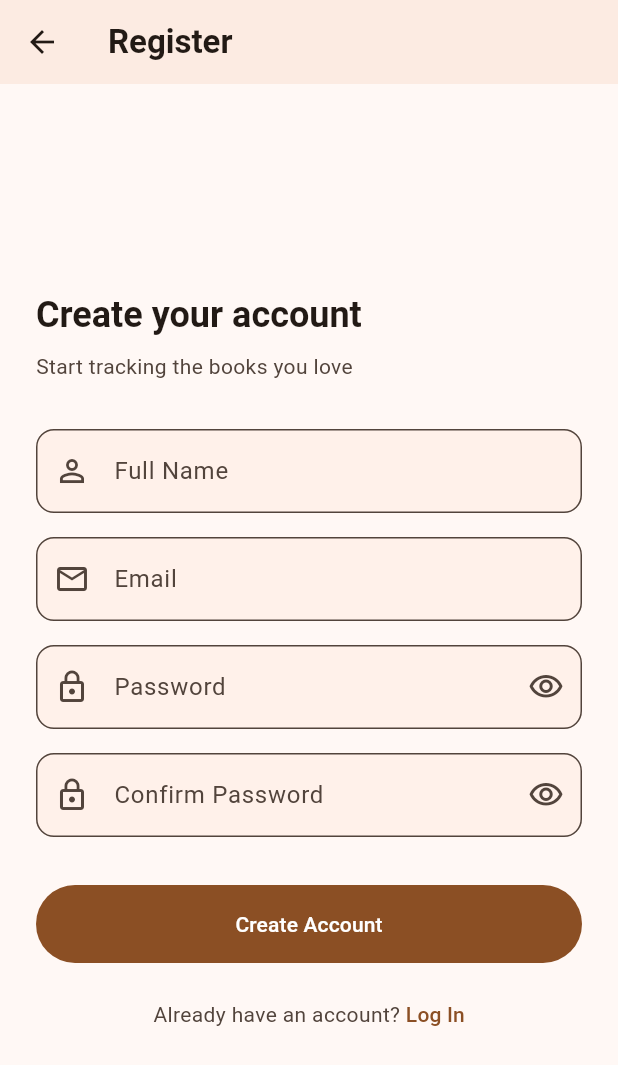
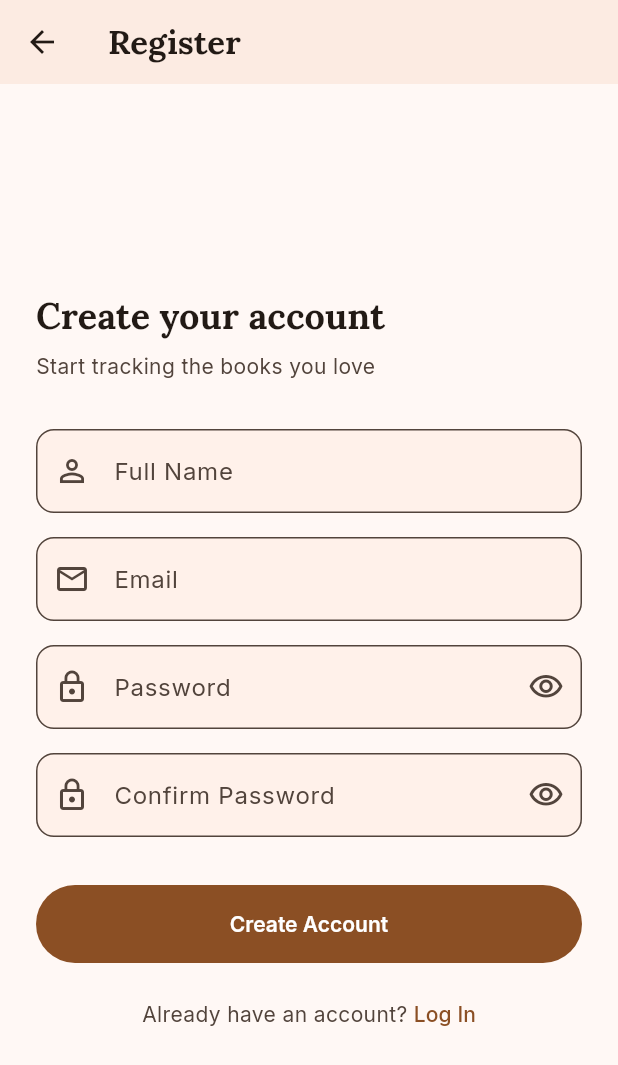
Before and after one commit to senith0248/book-nook, a Flutter app: the screen it shows after launch, after a tap on "Log In", after a tap on "Register", on a phone screen of 412 x 824 dp. Shown: the top 1065 px of the screen. Run offline on Flutter 3.47's test engine with Material 3 defaults, Android fonts, the phone set to English and light mode, and no system bars; our stand-ins replace google_fonts; network calls fail.

Commit message:
changes in theme dart

```diff
--- a/lib/theme.dart
+++ b/lib/theme.dart
@@ -1,8 +1,11 @@
 import 'package:flutter/material.dart';
+import 'package:google_fonts/google_fonts.dart';
 
 /// Central Material 3 theme for BookNook.
 /// A single warm brown seed color generates a full, accessible tonal
 /// palette for both light and dark mode via ColorScheme.fromSeed.
+/// Typography pairs a serif for headings (book-like feel) with a
+/// clean sans-serif for body text.
 class AppTheme {
   static const _seedColor = Color(0xFF6B4226); // warm library brown
 
@@ -23,19 +26,53 @@ class AppTheme {
   }
 
   static ThemeData _buildTheme(ColorScheme colorScheme) {
+    final baseTextTheme = GoogleFonts.interTextTheme();
+    final headingFont = GoogleFonts.lora; // serif, book-like
+
+    final textTheme = baseTextTheme.copyWith(
+      displaySmall: headingFont(
+        fontWeight: FontWeight.w700,
+        color: colorScheme.onSurface,
+      ),
+      headlineSmall: headingFont(
+        fontWeight: FontWeight.w700,
+        color: colorScheme.onSurface,
+      ),
+      titleLarge: headingFont(
+        fontWeight: FontWeight.w600,
+        color: colorScheme.onSurface,
+      ),
+      titleMedium: GoogleFonts.inter(
+        fontWeight: FontWeight.w600,
+        color: colorScheme.onSurface,
+      ),
+      bodyMedium: GoogleFonts.inter(
+        height: 1.4,
+        color: colorScheme.onSurface,
+      ),
+      bodySmall: GoogleFonts.inter(
+        color: colorScheme.onSurfaceVariant,
+      ),
+      labelSmall: GoogleFonts.inter(
+        color: colorScheme.onSurfaceVariant,
+      ),
+    );
+
     return ThemeData(
       useMaterial3: true,
       colorScheme: colorScheme,
       scaffoldBackgroundColor: colorScheme.surface,
+      textTheme: textTheme,
       appBarTheme: AppBarTheme(
         backgroundColor: colorScheme.surfaceContainer,
+        surfaceTintColor: Colors.transparent,
         foregroundColor: colorScheme.onSurface,
         elevation: 0,
         centerTitle: false,
-        titleTextStyle: TextStyle(
+        titleTextStyle: headingFont(
+          fontSize: 22,
+          fontWeight: FontWeight.w700,
           color: colorScheme.onSurface,
-          fontSize: 22,
-          fontWeight: FontWeight.w600,
         ),
       ),
       cardTheme: CardThemeData(
@@ -48,10 +85,12 @@ class AppTheme {
       ),
       navigationBarTheme: NavigationBarThemeData(
         backgroundColor: colorScheme.surfaceContainer,
+        surfaceTintColor: Colors.transparent,
+        elevation: 0,
         indicatorColor: colorScheme.secondaryContainer,
         labelTextStyle: WidgetStateProperty.resolveWith((states) {
           final selected = states.contains(WidgetState.selected);
-          return TextStyle(
+          return GoogleFonts.inter(
             fontSize: 12,
             fontWeight: selected ? FontWeight.w600 : FontWeight.w400,
             color: selected
@@ -66,10 +105,12 @@ class AppTheme {
         ),
         filled: true,
         fillColor: colorScheme.surfaceContainerLow,
+        labelStyle: GoogleFonts.inter(color: colorScheme.onSurfaceVariant),
       ),
       filledButtonTheme: FilledButtonThemeData(
         style: FilledButton.styleFrom(
           minimumSize: const Size.fromHeight(52),
+          textStyle: GoogleFonts.inter(fontWeight: FontWeight.w600),
           shape: RoundedRectangleBorder(
             borderRadius: BorderRadius.circular(28),
           ),
@@ -85,14 +126,8 @@ class AppTheme {
       chipTheme: ChipThemeData(
         backgroundColor: colorScheme.surfaceContainerLow,
         selectedColor: colorScheme.secondaryContainer,
-        labelStyle: TextStyle(color: colorScheme.onSurface),
+        labelStyle: GoogleFonts.inter(color: colorScheme.onSurface),
         shape: StadiumBorder(side: BorderSide(color: colorScheme.outlineVariant)),
-      ),
-      textTheme: const TextTheme(
-        headlineSmall: TextStyle(fontWeight: FontWeight.w700),
-        titleLarge: TextStyle(fontWeight: FontWeight.w600),
-        titleMedium: TextStyle(fontWeight: FontWeight.w600),
-        bodyMedium: TextStyle(height: 1.4),
       ),
     );
   }
--- a/pubspec.yaml
+++ b/pubspec.yaml
@@ -34,6 +34,7 @@ dependencies:
   # The following adds the Cupertino Icons font to your application.
   # Use with the CupertinoIcons class for iOS style icons.
   cupertino_icons: ^1.0.8
+  google_fonts: ^6.2.1
 
 dev_dependencies:
   flutter_test:
```
Also changed, not shown: lib/screens/discover_screen.dart (+176 -52 lines), lib/screens/progress_screen.dart (+18 -6 lines), pubspec.lock, 2 other files.
